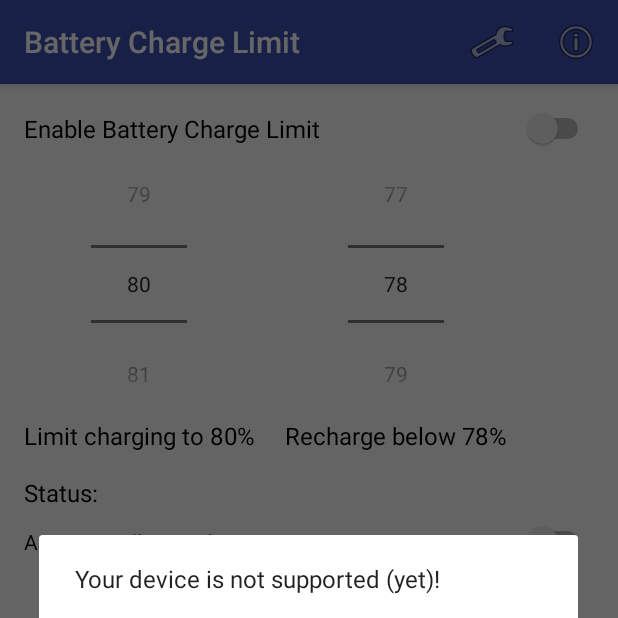
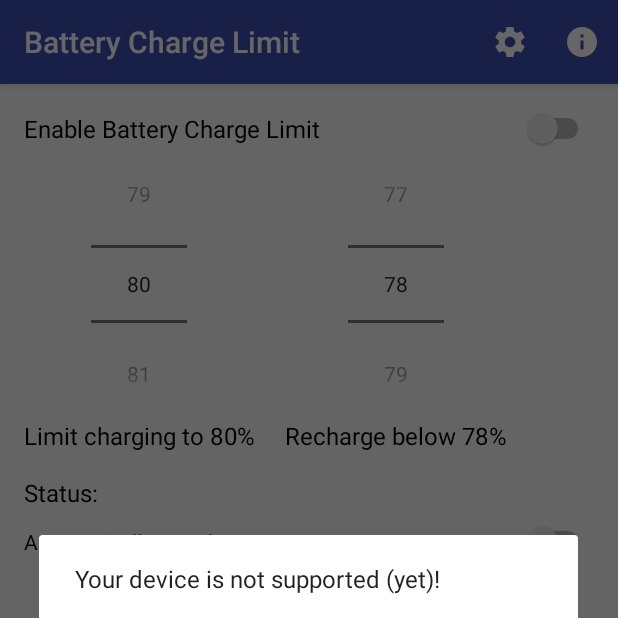
Before and after one commit to sriharshaarangi/BatteryChargeLimit, an Android app: the screen it shows after launch (MainActivity), on a phone screen of 412 x 824 dp, the top half of it. Run offline under Robolectric (Android 15) with nearby library versions, the phone set to English and light mode, and no system bars; libraries missing offline, so code that uses them is left out: eu.chainfire.libsuperuser; 6 statements that could not run were skipped.

Commit message:
Update Actionbar Icons
Use material design icons from Android Studio

```diff
--- /dev/null
+++ b/app/src/main/res/drawable/ic_menu_about.xml
@@ -0,0 +1,9 @@
+<vector xmlns:android="http://schemas.android.com/apk/res/android"
+        android:width="24dp"
+        android:height="24dp"
+        android:viewportWidth="24.0"
+        android:viewportHeight="24.0">
+    <path
+        android:fillColor="#fff"
+        android:pathData="M12,2C6.48,2 2,6.48 2,12s4.48,10 10,10 10,-4.48 10,-10S17.52,2 12,2zM13,17h-2v-6h2v6zM13,9h-2L11,7h2v2z"/>
+</vector>
--- /dev/null
+++ b/app/src/main/res/drawable/ic_menu_settings.xml
@@ -0,0 +1,9 @@
+<vector xmlns:android="http://schemas.android.com/apk/res/android"
+        android:width="24dp"
+        android:height="24dp"
+        android:viewportWidth="24.0"
+        android:viewportHeight="24.0">
+    <path
+        android:fillColor="#fff"
+        android:pathData="M19.43,12.98c0.04,-0.32 0.07,-0.64 0.07,-0.98s-0.03,-0.66 -0.07,-0.98l2.11,-1.65c0.19,-0.15 0.24,-0.42 0.12,-0.64l-2,-3.46c-0.12,-0.22 -0.39,-0.3 -0.61,-0.22l-2.49,1c-0.52,-0.4 -1.08,-0.73 -1.69,-0.98l-0.38,-2.65C14.46,2.18 14.25,2 14,2h-4c-0.25,0 -0.46,0.18 -0.49,0.42l-0.38,2.65c-0.61,0.25 -1.17,0.59 -1.69,0.98l-2.49,-1c-0.23,-0.09 -0.49,0 -0.61,0.22l-2,3.46c-0.13,0.22 -0.07,0.49 0.12,0.64l2.11,1.65c-0.04,0.32 -0.07,0.65 -0.07,0.98s0.03,0.66 0.07,0.98l-2.11,1.65c-0.19,0.15 -0.24,0.42 -0.12,0.64l2,3.46c0.12,0.22 0.39,0.3 0.61,0.22l2.49,-1c0.52,0.4 1.08,0.73 1.69,0.98l0.38,2.65c0.03,0.24 0.24,0.42 0.49,0.42h4c0.25,0 0.46,-0.18 0.49,-0.42l0.38,-2.65c0.61,-0.25 1.17,-0.59 1.69,-0.98l2.49,1c0.23,0.09 0.49,0 0.61,-0.22l2,-3.46c0.12,-0.22 0.07,-0.49 -0.12,-0.64l-2.11,-1.65zM12,15.5c-1.93,0 -3.5,-1.57 -3.5,-3.5s1.57,-3.5 3.5,-3.5 3.5,1.57 3.5,3.5 -1.57,3.5 -3.5,3.5z"/>
+</vector>
--- a/app/src/main/res/menu/menu_main.xml
+++ b/app/src/main/res/menu/menu_main.xml
@@ -4,12 +4,12 @@
       tools:context="com.slash.batterychargelimit.activities.MainActivity">
     <item android:id="@+id/action_settings"
           android:title="@string/action_settings"
-          android:icon="@android:drawable/ic_menu_preferences"
+          android:icon="@drawable/ic_menu_settings"
           android:orderInCategory="90"
           app:showAsAction="ifRoom"/>
     <item android:id="@+id/about"
           android:title="@string/about"
-          android:icon="@android:drawable/ic_menu_info_details"
+          android:icon="@drawable/ic_menu_about"
           android:orderInCategory="100"
           app:showAsAction="ifRoom"/>
 </menu>
```
